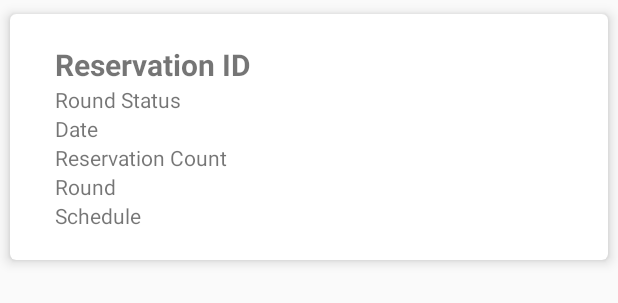
After one commit to osegueda/Driver, an Android app: the layout list_row_reservation.xml on its own in the app's theme, with its tools: preview values and no code run, on a phone screen of 412 x 824 dp. The commit adds this screen. Shown: the top 303 px of the screen. Run offline under Robolectric (Android 15) with nearby library versions, the light colour scheme and no system bars; Roboto replaces fonts that are not available here.

Commit message:
adding colors to recyclerView

```diff
--- a/app/src/main/java/sv/edu/bitlab/driver/Constants.kt
+++ b/app/src/main/java/sv/edu/bitlab/driver/Constants.kt
@@ -9,7 +9,9 @@ const val TAG="ACTIVATION_FRAGMENT"
 
 var staticGeofences= hashMapOf(
     "park1" to LatLang(13.644454, -89.279587),
-    "park2" to LatLang(13.650160,-89.279547)
+    "park2" to LatLang(13.650160,-89.279547),
+    "elanin" to LatLang(13.707566,-89.251402)
+
 
 )
 
--- /dev/null
+++ b/app/src/main/res/layout/list_row_reservation.xml
@@ -0,0 +1,82 @@
+<?xml version="1.0" encoding="utf-8"?>
+<LinearLayout xmlns:android="http://schemas.android.com/apk/res/android"
+              android:orientation="vertical"
+              android:layout_width="match_parent"
+              android:layout_height="wrap_content"
+                android:id="@+id/item_container_reservation"
+>
+
+
+    <androidx.cardview.widget.CardView
+            xmlns:card_view="http://schemas.android.com/apk/res-auto"
+            android:layout_width="match_parent"
+            android:layout_height="wrap_content"
+            card_view:cardCornerRadius="4dp"
+            card_view:cardElevation="5dp"
+            card_view:cardUseCompatPadding="true"
+    >
+
+        <LinearLayout android:layout_width="match_parent"
+                      android:layout_height="wrap_content"
+                      android:orientation="vertical"
+        >
+
+            <TextView
+                    android:layout_marginTop="20dp"
+                    android:id="@+id/idTxt"
+                    android:textStyle="bold"
+                    android:textSize="20sp"
+                    android:layout_marginStart="30dp"
+                    android:layout_marginEnd="30dp"
+                    android:layout_width="wrap_content"
+                    android:layout_height="wrap_content"
+                    android:focusable="true"
+                    android:text="@string/reservation_id"/>
+            <TextView
+                    android:layout_marginStart="30dp"
+
+                    android:id="@+id/statusTxt"
+                    android:layout_width="wrap_content"
+                    android:layout_height="wrap_content"
+                    android:text="@string/status" />
+
+
+            <TextView
+                    android:layout_marginStart="30dp"
+                    android:id="@+id/dateTxt"
+                    android:layout_width="wrap_content"
+                    android:layout_height="wrap_content"
+                    android:text="@string/date" />
+            <TextView
+                    android:layout_marginStart="30dp"
+
+                    android:id="@+id/countTxt"
+                    android:layout_width="wrap_content"
+                    android:layout_height="wrap_content"
+                    android:text="@string/reservation_count" />
+            <TextView
+                    android:layout_marginStart="30dp"
+
+                    android:id="@+id/roundTxt"
+                    android:layout_width="wrap_content"
+                    android:layout_height="wrap_content"
+                    android:text="@string/round" />
+            <TextView
+                    android:layout_marginStart="30dp"
+                    android:layout_marginBottom="20dp"
+                    android:id="@+id/scheduleTxt"
+                    android:layout_width="wrap_content"
+                    android:layout_height="wrap_content"
+                    android:text="@string/schedule" />
+
+
+
+
+
+        </LinearLayout>
+
+
+
+    </androidx.cardview.widget.CardView>
+
+</LinearLayout>
--- a/app/src/main/res/values/colors.xml
+++ b/app/src/main/res/values/colors.xml
@@ -3,4 +3,5 @@
     <color name="colorPrimary">#008577</color>
     <color name="colorPrimaryDark">#00574B</color>
     <color name="colorAccent">#D81B60</color>
+    <color name="yellow">#FFC107</color>
 </resources>
```
Also changed, not shown: app/src/main/java/sv/edu/bitlab/driver/MainActivity.kt (+17 -16 lines), app/src/main/java/sv/edu/bitlab/driver/fragments/reservationsComponents/ReservationFragment.kt (+99 -3 lines), app/src/main/java/sv/edu/bitlab/driver/fragments/reservationsComponents/recyclerview/ReservationAdapter.kt (added, +108 -0 lines), app/src/main/java/sv/edu/bitlab/driver/fragments/reservationsComponents/recyclerview/ReservationViewHolder.kt (added, +48 -0 lines), app/src/main/res/layout/fragment_reservation.xml (+4 -4 lines).
